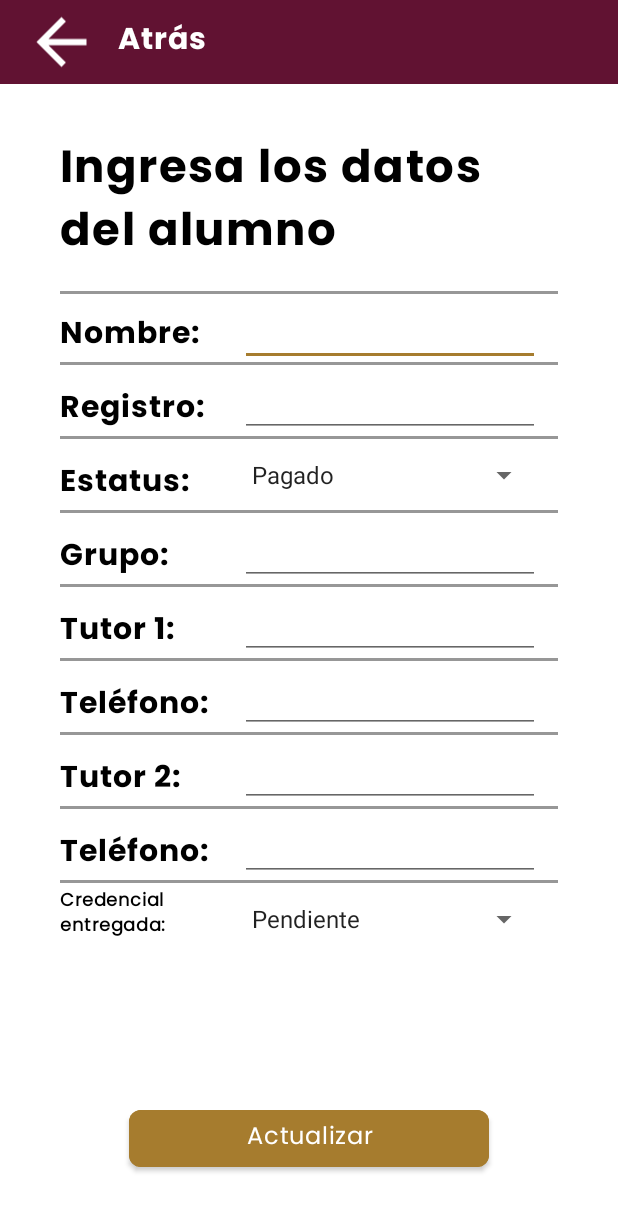
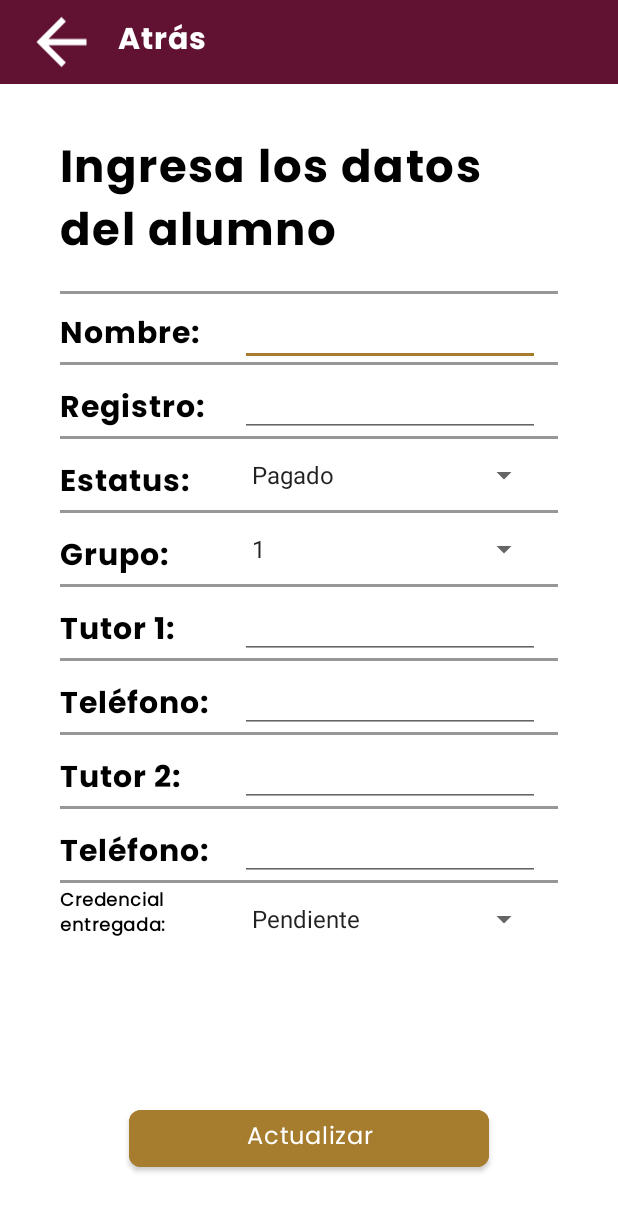
Before and after one commit to Alan-Mercado/Prope_App, an Android app: the EditarAlumActivity screen opened directly, with no data from a screen before it, on a phone screen of 412 x 824 dp. Shown: the top 1211 px of the screen. Run offline under Robolectric (Android 15) with nearby library versions, the phone set to English and light mode, and no system bars; our stand-ins replace Firebase (no records; nobody signed in at launch, a user with empty details on screens opened directly).

Commit message:
Spinner de la variable grupo agregado al ingresar un nuevo estudiante y al actualizarlo

```diff
--- a/app/src/main/java/com/curso_android/propeapp/EditarAlumActivity.kt
+++ b/app/src/main/java/com/curso_android/propeapp/EditarAlumActivity.kt
@@ -23,6 +23,7 @@ class EditarAlumActivity : AppCompatActivity() {
 
     private lateinit var opcionesEstatus: List<String>
     private lateinit var opcionesCredencial: List<String>
+    private lateinit var opcionesGrupo: List<String>
 
 
     override fun onCreate(savedInstanceState: Bundle?) {
@@ -46,6 +47,7 @@ class EditarAlumActivity : AppCompatActivity() {
 
         opcionesEstatus = listOf("Pagado", "No pagado", "Prorroga")
         opcionesCredencial = listOf("Pendiente", "Entregada")
+        opcionesGrupo = listOf("1", "2", "3", "4", "5", "6", "7", "8", "9", "10", "11", "12")//poner en apputils.stringkeys??????
 
         val adapter1 = ArrayAdapter(this, android.R.layout.simple_spinner_item, opcionesEstatus)
         adapter1.setDropDownViewResource(android.R.layout.simple_spinner_dropdown_item)
@@ -53,6 +55,9 @@ class EditarAlumActivity : AppCompatActivity() {
         val adapter2 = ArrayAdapter(this, android.R.layout.simple_spinner_item, opcionesCredencial)
         adapter2.setDropDownViewResource(android.R.layout.simple_spinner_dropdown_item)
         binding.spCredencial.adapter = adapter2
+        val adapter3 = ArrayAdapter(this, android.R.layout.simple_spinner_item, opcionesGrupo)
+        adapter3.setDropDownViewResource(android.R.layout.simple_spinner_dropdown_item)
+        binding.spGrupo.adapter = adapter3
 
         initUI()
     }
@@ -95,15 +100,19 @@ class EditarAlumActivity : AppCompatActivity() {
                 if (pos1 >= 0) {
                     binding.spEstatus.setSelection(pos1)
                 }
-                binding.etGrupo.setText(grupo)
+                //binding.etGrupo.setText(grupo)
+                val pos2 = opcionesGrupo.indexOf(grupo)
+                if (pos2 >= 0) {
+                    binding.spGrupo.setSelection(pos2)
+                }
                 binding.etTutor1.setText(tutor_1)
                 binding.etTelefono1.setText(tel_1)
                 binding.etTutor2.setText(tutor_2)
                 binding.etTelefono2.setText(tel_2)
                 //binding.etCredencial.setText(cred_entr)
-                val pos2 = opcionesCredencial.indexOf(cred_entr)
-                if (pos2 >= 0) {
-                    binding.spCredencial.setSelection(pos2)
+                val pos3 = opcionesCredencial.indexOf(cred_entr)
+                if (pos3 >= 0) {
+                    binding.spCredencial.setSelection(pos3)
                 }
             } else {
                 Toast.makeText(this, "Usuario no encontrado", Toast.LENGTH_SHORT).show()
@@ -118,7 +127,8 @@ class EditarAlumActivity : AppCompatActivity() {
         val registro = binding.etRegistro.text.toString().trim()
         //val estatus = binding.etEstatus.text.toString().trim()
         val estatus = binding.spEstatus.selectedItem.toString()
-        val grupo = binding.etGrupo.text.toString().trim()
+        //val grupo = binding.etGrupo.text.toString().trim()
+        val grupo = binding.spGrupo.selectedItem.toString()
         val tutor_1 = binding.etTutor1.text.toString().trim()
         val tel_1 = binding.etTelefono1.text.toString().trim()
         val tutor_2 = binding.etTutor2.text.toString().trim().ifEmpty { "No disponible" }
--- a/app/src/main/res/layout/activity_editar_alum.xml
+++ b/app/src/main/res/layout/activity_editar_alum.xml
@@ -154,7 +154,7 @@
                 app:layout_constraintStart_toStartOf="parent"
                 app:layout_constraintTop_toBottomOf="@id/divider4" />
 
-            <EditText
+            <!--EditText
                 android:id="@+id/etGrupo"
                 style="@style/Texto_1_Estilo"
                 android:layout_width="200dp"
@@ -164,7 +164,14 @@
                 android:paddingHorizontal="8dp"
                 app:layout_constraintStart_toEndOf="@id/tvCampoGrupo"
                 app:layout_constraintTop_toBottomOf="@id/divider4"
-                tools:text="A" />
+                tools:text="A" /-->
+            <Spinner
+                android:id="@+id/spGrupo"
+                android:layout_width="200dp"
+                android:layout_height="48dp"
+                app:layout_constraintStart_toEndOf="@id/tvCampoEstatus"
+                app:layout_constraintTop_toBottomOf="@id/divider4" />
+
 
             <!--Tutor 1-->
             <com.google.android.material.divider.MaterialDivider
```
Also changed, not shown: app/src/main/java/com/curso_android/propeapp/AgregarAlumActivity.kt (+9 -2 lines), app/src/main/java/com/curso_android/propeapp/SeleccionarGrupoActivity.kt (+4 -63 lines), app/src/main/res/layout/activity_agregar_alum.xml (+8 -2 lines).
